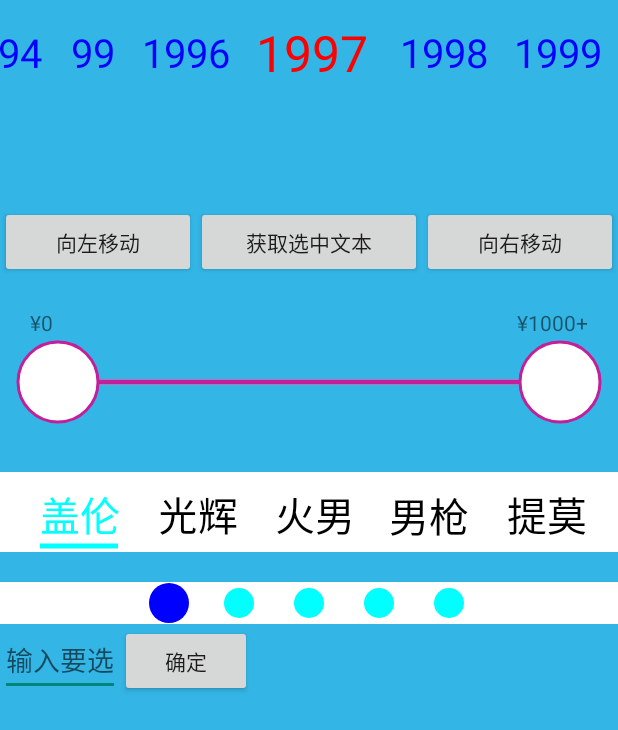
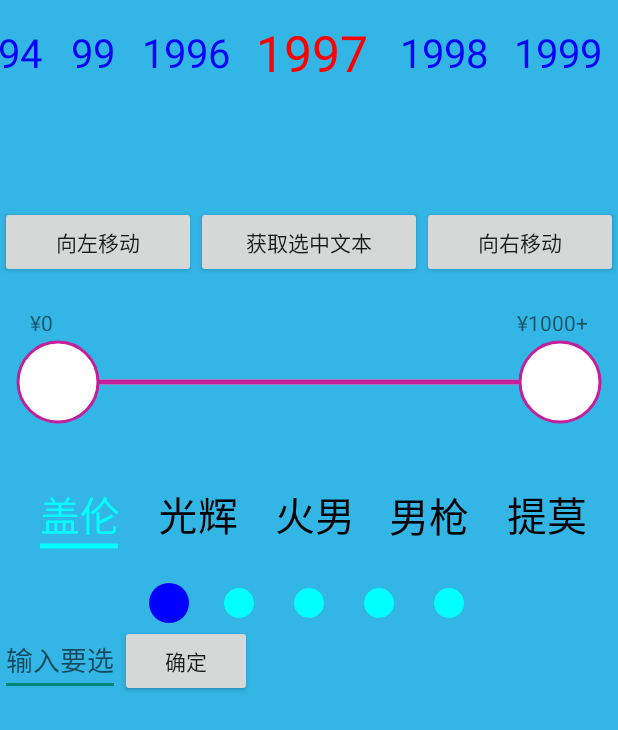
Before and after one commit to cai-wenqing/MyTest, an Android app: the HorizontalScrollSelectorActivity screen opened directly, with no data from a screen before it, on a phone screen of 412 x 824 dp. Shown: the top 730 px of the screen. Run offline under Robolectric (Android 15) with nearby library versions, the phone set to English and light mode, and no system bars.

Commit message:
修复水平滑动器默认白色背景问题

```diff
--- a/app/src/main/java/com/aiyakeji/mytest/widgets/ScrollIndexView.java
+++ b/app/src/main/java/com/aiyakeji/mytest/widgets/ScrollIndexView.java
@@ -27,7 +27,7 @@ public class ScrollIndexView extends View {
     private Paint mNormalPaint;
     private Paint mSelectPaint;
     private Paint mIndicatorPaint;
-    private int mBGColor = Color.WHITE;
+//    private int mBGColor = Color.WHITE;
     private int mNormalColor = Color.BLACK;
     private int mSelectTextColor = Color.BLUE;
     private int mIndicatorColor = Color.BLUE;
@@ -117,7 +117,7 @@ public class ScrollIndexView extends View {
             return;
         }
 
-        canvas.drawColor(mBGColor);
+//        canvas.drawColor(mBGColor);
 
         allTextWidth = mTextOffset;
         for (int i = 0; i < mValueList.size(); i++) {
--- a/app/src/main/res/layout/activity_five.xml
+++ b/app/src/main/res/layout/activity_five.xml
@@ -96,7 +96,6 @@
             android:layout_height="wrap_content"
             android:layout_gravity="center_horizontal"
             android:layout_marginTop="20dp"
-            android:background="@color/white"
             app:piv_normal_point_color="@color/green"
             app:piv_select_point_color="@color/blue" />
 
```
